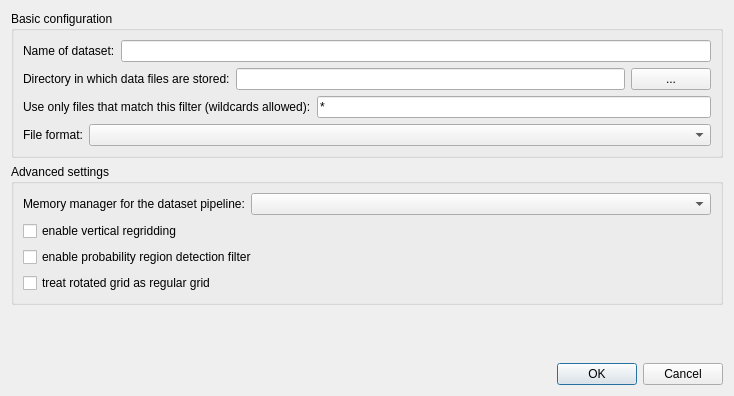
Qt form src/gxfw/adddatasetdialog.ui (chrismile/met.3d) before a commit.
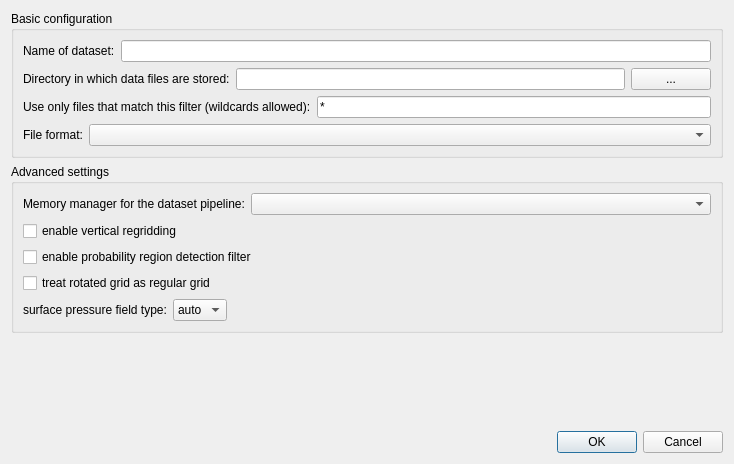
The same form after that commit.

Commit message: implemented handling of surface pressure fields on grib files stored as lnsp

What changed in the file:
```diff
--- a/src/gxfw/adddatasetdialog.ui
+++ b/src/gxfw/adddatasetdialog.ui
@@ -7,7 +7,7 @@
     <x>0</x>
     <y>0</y>
     <width>734</width>
-    <height>396</height>
+    <height>464</height>
    </rect>
   </property>
   <property name="windowTitle">
@@ -173,6 +173,61 @@
         </property>
        </widget>
       </item>
+      <item>
+       <layout class="QHBoxLayout" name="horizontalLayout_7">
+        <item>
+         <widget class="QLabel" name="label_2">
+          <property name="sizePolicy">
+           <sizepolicy hsizetype="Fixed" vsizetype="Fixed">
+            <horstretch>0</horstretch>
+            <verstretch>0</verstretch>
+           </sizepolicy>
+          </property>
+          <property name="text">
+           <string>surface pressure field type:</string>
+          </property>
+         </widget>
+        </item>
+        <item>
+         <widget class="QComboBox" name="surfacePressureTypeComboBox">
+          <property name="sizePolicy">
+           <sizepolicy hsizetype="Fixed" vsizetype="Fixed">
+            <horstretch>0</horstretch>
+            <verstretch>0</verstretch>
+           </sizepolicy>
+          </property>
+          <item>
+           <property name="text">
+            <string>auto</string>
+           </property>
+          </item>
+          <item>
+           <property name="text">
+            <string>sp</string>
+           </property>
+          </item>
+          <item>
+           <property name="text">
+            <string>lnsp</string>
+           </property>
+          </item>
+         </widget>
+        </item>
+        <item>
+         <spacer name="horizontalSpacer">
+          <property name="orientation">
+           <enum>Qt::Horizontal</enum>
+          </property>
+          <property name="sizeHint" stdset="0">
+           <size>
+            <width>40</width>
+            <height>20</height>
+           </size>
+          </property>
+         </spacer>
+        </item>
+       </layout>
+      </item>
      </layout>
     </widget>
    </item>
```
The commit also changes 11 other files.
